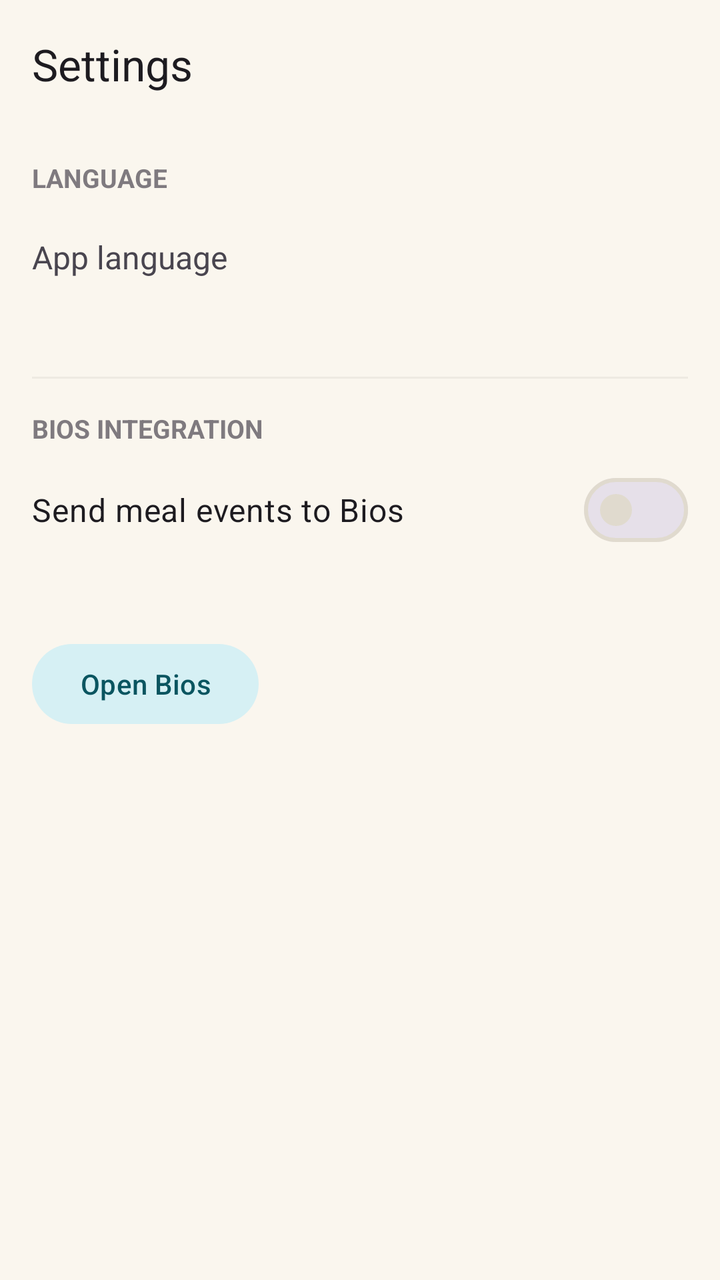
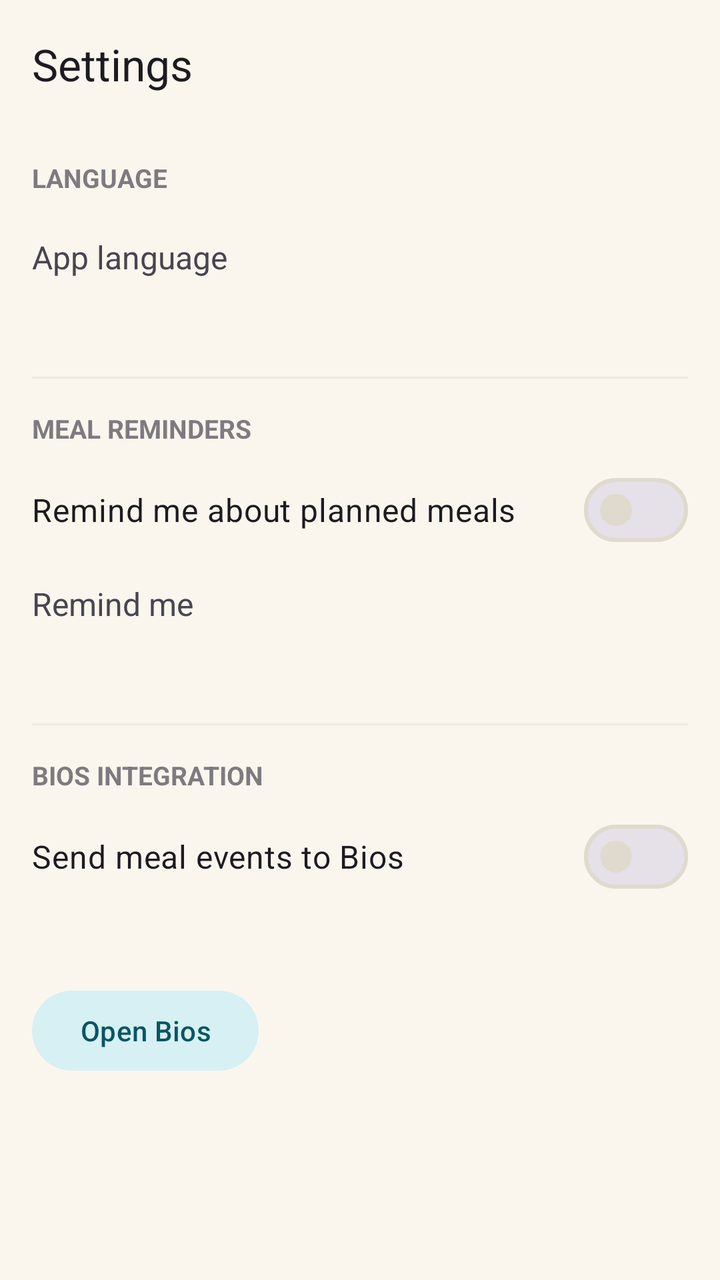

An Android layout rendered at two revisions. The XML below is the earlier revision; the diff shows what the commit changed to produce the second picture.
<!-- AndroidManifest.xml: application theme Theme.Idun -->
<!-- res/layout/activity_settings.xml -->
<?xml version="1.0" encoding="utf-8"?>
<androidx.coordinatorlayout.widget.CoordinatorLayout
    xmlns:android="http://schemas.android.com/apk/res/android"
    xmlns:app="http://schemas.android.com/apk/res-auto"
    android:layout_width="match_parent"
    android:layout_height="match_parent">

    <com.google.android.material.appbar.AppBarLayout
        android:layout_width="match_parent"
        android:layout_height="wrap_content">

        <com.google.android.material.appbar.MaterialToolbar
            android:id="@+id/toolbar"
            android:layout_width="match_parent"
            android:layout_height="?attr/actionBarSize"
            app:title="@string/settings_title" />
    </com.google.android.material.appbar.AppBarLayout>

    <androidx.core.widget.NestedScrollView
        android:layout_width="match_parent"
        android:layout_height="match_parent"
        app:layout_behavior="@string/appbar_scrolling_view_behavior">

        <LinearLayout
            android:layout_width="match_parent"
            android:layout_height="wrap_content"
            android:orientation="vertical"
            android:padding="16dp">

            <TextView
                android:layout_width="match_parent"
                android:layout_height="wrap_content"
                android:text="@string/settings_language_section"
                android:textSize="13sp"
                android:textStyle="bold"
                android:textAllCaps="true"
                android:alpha="0.7"
                android:layout_marginBottom="8dp" />

            <LinearLayout
                android:id="@+id/language_row"
                android:layout_width="match_parent"
                android:layout_height="wrap_content"
                android:orientation="vertical"
                android:background="?attr/selectableItemBackground"
                android:clickable="true"
                android:focusable="true"
                android:paddingVertical="12dp">

                <TextView
                    android:layout_width="match_parent"
                    android:layout_height="wrap_content"
                    android:text="@string/settings_language_label"
                    android:textSize="16sp" />

                <TextView
                    android:id="@+id/language_value"
                    android:layout_width="match_parent"
                    android:layout_height="wrap_content"
                    android:textSize="14sp"
                    android:alpha="0.7"
                    android:layout_marginTop="2dp" />
            </LinearLayout>

            <View
                android:layout_width="match_parent"
                android:layout_height="1dp"
                android:background="?android:attr/listDivider"
                android:layout_marginVertical="16dp"
                android:alpha="0.4" />

            <TextView
                android:layout_width="match_parent"
                android:layout_height="wrap_content"
                android:text="@string/settings_bios_section"
                android:textSize="13sp"
                android:textStyle="bold"
                android:textAllCaps="true"
                android:alpha="0.7"
                android:layout_marginBottom="8dp" />

            <com.google.android.material.materialswitch.MaterialSwitch
                android:id="@+id/bios_toggle"
                android:layout_width="match_parent"
                android:layout_height="wrap_content"
                android:text="@string/settings_bios_toggle"
                android:textSize="16sp"
                android:paddingVertical="12dp" />

            <TextView
                android:id="@+id/bios_status"
                android:layout_width="match_parent"
                android:layout_height="wrap_content"
                android:textSize="14sp"
                android:alpha="0.7"
                android:layout_marginTop="4dp"
                android:layout_marginBottom="8dp" />

            <TextView
                android:id="@+id/bios_pending_banner"
                android:layout_width="match_parent"
                android:layout_height="wrap_content"
                android:text="@string/settings_bios_pending_approval"
                android:textSize="13sp"
                android:padding="12dp"
                android:background="@color/banner_pending"
                android:layout_marginVertical="8dp"
                android:visibility="gone" />

            <com.google.android.material.button.MaterialButton
                android:id="@+id/bios_open_app"
                style="@style/Widget.Material3.Button.TonalButton"
                android:layout_width="wrap_content"
                android:layout_height="wrap_content"
                android:text="@string/bios_open_app"
                android:layout_marginTop="8dp" />

        </LinearLayout>
    </androidx.core.widget.NestedScrollView>

</androidx.coordinatorlayout.widget.CoordinatorLayout>
<!-- resources referenced by this layout -->
<resources>
  <color name="banner_pending">#FFF4DA</color>
  <string name="bios_open_app">Open Bios</string>
  <string name="settings_bios_pending_approval">Pending approval in Bios → Companion Apps</string>
  <string name="settings_bios_section">Bios integration</string>
  <string name="settings_bios_toggle">Send meal events to Bios</string>
  <string name="settings_language_label">App language</string>
  <string name="settings_language_section">Language</string>
  <string name="settings_title">Settings</string>
  <style name="Theme.Idun" parent="Base.Theme.Idun" />
  <style name="Base.Theme.Idun" parent="Theme.Material3.Light.NoActionBar">
          
          <item name="colorPrimary">@color/accent_apple_red</item>
          <item name="colorOnPrimary">@color/white</item>
          <item name="colorPrimaryContainer">@color/accent_apple_red_soft</item>
          <item name="colorOnPrimaryContainer">@color/accent_apple_red_dark</item>
  
          
          <item name="colorSecondary">@color/accent_cyan</item>
          <item name="colorOnSecondary">@color/white</item>
          <item name="colorSecondaryContainer">@color/accent_cyan_soft</item>
          <item name="colorOnSecondaryContainer">@color/accent_cyan_dark</item>
  
          
          <item name="android:colorBackground">@color/background</item>
          <item name="colorSurface">@color/background</item>
          <item name="colorOnSurface">@color/text_primary</item>
          <item name="colorSurfaceVariant">@color/surface_variant</item>
          <item name="colorOnSurfaceVariant">@color/text_secondary</item>
          <item name="colorOutline">@color/divider</item>
          <item name="colorOutlineVariant">@color/divider</item>
  
          
          <item name="android:statusBarColor">@color/background</item>
          <item name="android:windowLightStatusBar">true</item>
      </style>
  <color name="accent_apple_red">#B33A3A</color>
  <color name="white">#FFFFFFFF</color>
  <color name="accent_apple_red_soft">#F4D5D5</color>
  <color name="accent_apple_red_dark">#5C1A1A</color>
  <color name="accent_cyan">#00BCD4</color>
  <color name="accent_cyan_soft">#D6F0F4</color>
  <color name="accent_cyan_dark">#0A5560</color>
  <color name="background">#FAF6EE</color>
  <color name="text_primary">#1A1A1A</color>
  <color name="surface_variant">#F0EAD8</color>
  <color name="text_secondary">#5C5C5C</color>
  <color name="divider">#E0DACE</color>
</resources>

<!-- the commit's change to res/layout/activity_settings.xml (unified diff, before → after) -->
@@ -72,6 +72,66 @@
             <TextView
                 android:layout_width="match_parent"
                 android:layout_height="wrap_content"
+                android:text="@string/settings_reminders_section"
+                android:textSize="13sp"
+                android:textStyle="bold"
+                android:textAllCaps="true"
+                android:alpha="0.7"
+                android:layout_marginBottom="8dp" />
+
+            <com.google.android.material.materialswitch.MaterialSwitch
+                android:id="@+id/reminders_toggle"
+                android:layout_width="match_parent"
+                android:layout_height="wrap_content"
+                android:text="@string/settings_reminders_toggle"
+                android:textSize="16sp"
+                android:paddingVertical="12dp" />
+
+            <LinearLayout
+                android:id="@+id/reminders_lead_row"
+                android:layout_width="match_parent"
+                android:layout_height="wrap_content"
+                android:orientation="vertical"
+                android:background="?attr/selectableItemBackground"
+                android:clickable="true"
+                android:focusable="true"
+                android:paddingVertical="12dp">
+
+                <TextView
+                    android:layout_width="match_parent"
+                    android:layout_height="wrap_content"
+                    android:text="@string/settings_reminders_lead_label"
+                    android:textSize="16sp" />
+
+                <TextView
+                    android:id="@+id/reminders_lead_value"
+                    android:layout_width="match_parent"
+                    android:layout_height="wrap_content"
+                    android:textSize="14sp"
+                    android:alpha="0.7"
+                    android:layout_marginTop="2dp" />
+            </LinearLayout>
+
+            <TextView
+                android:id="@+id/reminders_hint"
+                android:layout_width="match_parent"
+                android:layout_height="wrap_content"
+                android:text="@string/settings_reminders_blocked_hint"
+                android:textSize="13sp"
+                android:alpha="0.7"
+                android:layout_marginTop="4dp"
+                android:visibility="gone" />
+
+            <View
+                android:layout_width="match_parent"
+                android:layout_height="1dp"
+                android:background="?android:attr/listDivider"
+                android:layout_marginVertical="16dp"
+                android:alpha="0.4" />
+
+            <TextView
+                android:layout_width="match_parent"
+                android:layout_height="wrap_content"
                 android:text="@string/settings_bios_section"
                 android:textSize="13sp"
                 android:textStyle="bold"
<!-- resource entries referenced after the edit -->
@@ -7,6 +7,10 @@
   <string name="settings_bios_toggle">Send meal events to Bios</string>
   <string name="settings_language_label">App language</string>
   <string name="settings_language_section">Language</string>
+  <string name="settings_reminders_blocked_hint">Notifications are turned off for Idun in system settings, so reminders won\'t appear.</string>
+  <string name="settings_reminders_lead_label">Remind me</string>
+  <string name="settings_reminders_section">Meal reminders</string>
+  <string name="settings_reminders_toggle">Remind me about planned meals</string>
   <string name="settings_title">Settings</string>
   <style name="Theme.Idun" parent="Base.Theme.Idun" />
   <style name="Base.Theme.Idun" parent="Theme.Material3.Light.NoActionBar">
